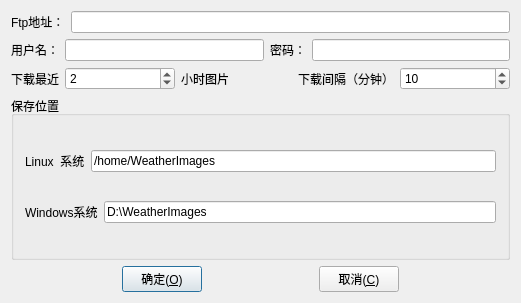
Old version of the form CC-Client/CC-Client/weatherimageoptiondlg.ui in the repository cokkiy/CC.
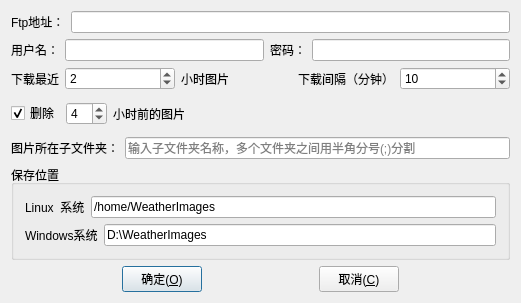
New version of the form. Icons and pictures are not drawn.

Commit message: 增加了删除旧文件、下载子目录等选项

Diff of the .ui file:
```diff
--- a/CC-Client/CC-Client/weatherimageoptiondlg.ui
+++ b/CC-Client/CC-Client/weatherimageoptiondlg.ui
@@ -122,6 +122,70 @@
      </item>
     </layout>
    </item>
+   <item>
+    <layout class="QHBoxLayout" name="horizontalLayout_7">
+     <item>
+      <widget class="QCheckBox" name="deleteFileCheckBox">
+       <property name="sizePolicy">
+        <sizepolicy hsizetype="Minimum" vsizetype="Fixed">
+         <horstretch>0</horstretch>
+         <verstretch>0</verstretch>
+        </sizepolicy>
+       </property>
+       <property name="text">
+        <string>删除</string>
+       </property>
+       <property name="checked">
+        <bool>true</bool>
+       </property>
+      </widget>
+     </item>
+     <item>
+      <widget class="QSpinBox" name="deleteFileSpinBox">
+       <property name="minimum">
+        <number>1</number>
+       </property>
+       <property name="maximum">
+        <number>48</number>
+       </property>
+       <property name="value">
+        <number>4</number>
+       </property>
+      </widget>
+     </item>
+     <item>
+      <widget class="QLabel" name="label_9">
+       <property name="sizePolicy">
+        <sizepolicy hsizetype="Expanding" vsizetype="Preferred">
+         <horstretch>0</horstretch>
+         <verstretch>0</verstretch>
+        </sizepolicy>
+       </property>
+       <property name="text">
+        <string>小时前的图片</string>
+       </property>
+      </widget>
+     </item>
+    </layout>
+   </item>
+   <item>
+    <layout class="QHBoxLayout" name="horizontalLayout_8">
+     <item>
+      <widget class="QLabel" name="label_10">
+       <property name="text">
+        <string>图片所在子文件夹：</string>
+       </property>
+      </widget>
+     </item>
+     <item>
+      <widget class="QLineEdit" name="subDirLineEdit">
+       <property name="placeholderText">
+        <string>输入子文件夹名称，多个文件夹之间用半角分号(;)分割</string>
+       </property>
+      </widget>
+     </item>
+    </layout>
+   </item>
    <item>
     <widget class="QGroupBox" name="groupBox">
      <property name="title">
```
The commit also changes 22 other files.
